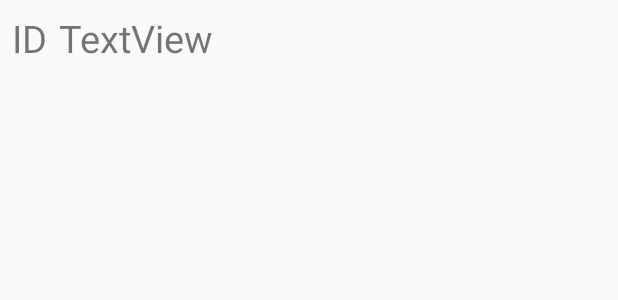
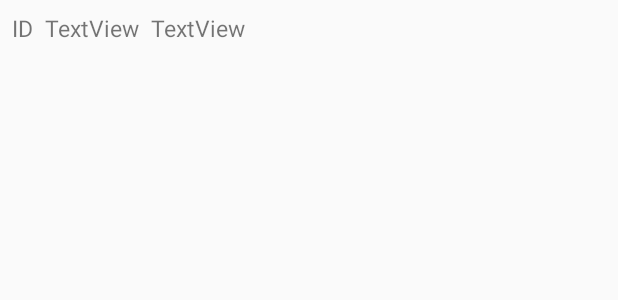
Before and after one commit to buinak/Positively, an Android app: the layout activity_main_recycler_view_row.xml on its own in the app's theme, with its tools: preview values and no code run, on a phone screen of 412 x 824 dp. Shown: the top 300 px of the screen. Run offline under Robolectric (Android 15) with nearby library versions, the phone set to English and light mode, and no system bars.

```diff
--- a/app/src/main/java/com/buinak/positively/data/DataRepository.kt
+++ b/app/src/main/java/com/buinak/positively/data/DataRepository.kt
@@ -23,6 +23,8 @@ import io.reactivex.Observable
 
 class DataRepository(val localDataSource: LocalDataSource) : DataSource {
     override fun removeAllDays(): Completable = localDataSource.removeAllDays()
-    override fun getAllDays(): Observable<List<DayEntry>> = localDataSource.getAllDays()
+    override fun getAllDays(year: Int, sorted: Boolean): Observable<List<DayEntry>> =
+            localDataSource.getAllDays(year, sorted)
+
     override fun saveDay(dayEntry: DayEntry): Completable = localDataSource.saveDay(dayEntry)
 }
--- a/app/src/main/java/com/buinak/positively/data/DataSource.kt
+++ b/app/src/main/java/com/buinak/positively/data/DataSource.kt
@@ -23,5 +23,5 @@ import io.reactivex.Observable
 interface DataSource {
     fun saveDay(dayEntry: DayEntry): Completable
     fun removeAllDays(): Completable
-    fun getAllDays(): Observable<List<DayEntry>>
+    fun getAllDays(year: Int = 0, sorted: Boolean = false): Observable<List<DayEntry>>
 }
--- a/app/src/main/java/com/buinak/positively/data/local/LocalDataRepository.kt
+++ b/app/src/main/java/com/buinak/positively/data/local/LocalDataRepository.kt
@@ -21,7 +21,7 @@ import io.reactivex.Completable
 import io.reactivex.Observable
 
 class LocalDataRepository(val databaseInteractor: LocalDatabaseInteractor) : LocalDataSource {
-    override fun getAllDays(): Observable<List<DayEntry>> = databaseInteractor.getAllDays()
+    override fun getAllDays(year: Int, sorted: Boolean): Observable<List<DayEntry>> = databaseInteractor.getAllDays(year, sorted)
 
     override fun saveDay(dayEntry: DayEntry): Completable {
         return databaseInteractor.saveDay(dayEntry)
--- a/app/src/main/java/com/buinak/positively/data/local/LocalDataSource.kt
+++ b/app/src/main/java/com/buinak/positively/data/local/LocalDataSource.kt
@@ -23,5 +23,5 @@ import io.reactivex.Observable
 interface LocalDataSource {
     fun saveDay(dayEntry: DayEntry): Completable
     fun removeAllDays(): Completable
-    fun getAllDays(): Observable<List<DayEntry>>
+    fun getAllDays(year: Int = 0, sorted: Boolean = false): Observable<List<DayEntry>>
 }
--- a/app/src/main/res/layout/activity_main_recycler_view_row.xml
+++ b/app/src/main/res/layout/activity_main_recycler_view_row.xml
@@ -1,5 +1,4 @@
-<?xml version="1.0" encoding="utf-8"?>
-<!--
+<?xml version="1.0" encoding="utf-8"?><!--
   ~ Copyright 2018 Konstantin Buinak
   ~
   ~ Licensed under the Apache License, Version 2.0 (the "License");
@@ -21,18 +20,41 @@
     android:layout_height="wrap_content">
 
     <TextView
-            android:text="ID"
+        android:id="@+id/textView_id"
         android:layout_width="wrap_content"
         android:layout_height="wrap_content"
-            android:id="@+id/textView_id" app:layout_constraintStart_toStartOf="parent"
-            android:layout_marginStart="8dp" android:layout_marginTop="8dp" app:layout_constraintTop_toTopOf="parent"
-            android:layout_marginBottom="8dp" app:layout_constraintBottom_toBottomOf="parent" android:textSize="25sp"/>
+        android:layout_marginStart="8dp"
+        android:layout_marginTop="8dp"
+        android:layout_marginBottom="8dp"
+        android:text="ID"
+        android:textSize="15sp"
+        app:layout_constraintBottom_toBottomOf="parent"
+        app:layout_constraintStart_toStartOf="parent"
+        app:layout_constraintTop_toTopOf="parent" />
+
     <TextView
-            android:text="TextView"
+        android:id="@+id/textView_mood"
         android:layout_width="wrap_content"
         android:layout_height="wrap_content"
-            android:id="@+id/textView_mood" app:layout_constraintStart_toEndOf="@+id/textView_id"
-            android:layout_marginStart="8dp" android:textSize="25sp" android:layout_marginTop="8dp"
-            app:layout_constraintTop_toTopOf="parent" android:layout_marginBottom="8dp"
-            app:layout_constraintBottom_toBottomOf="parent"/>
+        android:layout_marginStart="8dp"
+        android:layout_marginTop="8dp"
+        android:layout_marginBottom="8dp"
+        android:text="TextView"
+        android:textSize="15sp"
+        app:layout_constraintBottom_toBottomOf="parent"
+        app:layout_constraintStart_toEndOf="@+id/textView_id"
+        app:layout_constraintTop_toTopOf="parent" />
+
+    <TextView
+        android:id="@+id/textView_date"
+        android:layout_width="wrap_content"
+        android:layout_height="wrap_content"
+        android:layout_marginStart="8dp"
+        android:layout_marginTop="8dp"
+        android:layout_marginBottom="8dp"
+        android:text="TextView"
+        android:textSize="15sp"
+        app:layout_constraintBottom_toBottomOf="parent"
+        app:layout_constraintStart_toEndOf="@+id/textView_mood"
+        app:layout_constraintTop_toTopOf="parent" />
 </androidx.constraintlayout.widget.ConstraintLayout>
```
Also changed, not shown: app/src/main/java/com/buinak/positively/data/local/LocalDatabaseInteractor.kt (+28 -14 lines), app/src/main/java/com/buinak/positively/entities/plain/DayEntry.kt (+27 -1 lines), app/src/main/java/com/buinak/positively/ui/mainscreen/MainRepository.kt (+7 -4 lines), app/src/main/java/com/buinak/positively/ui/mainscreen/recyclerview/MoodViewHolder.kt (+8 -2 lines). Lines whose indentation alone changed are shown as unchanged.
